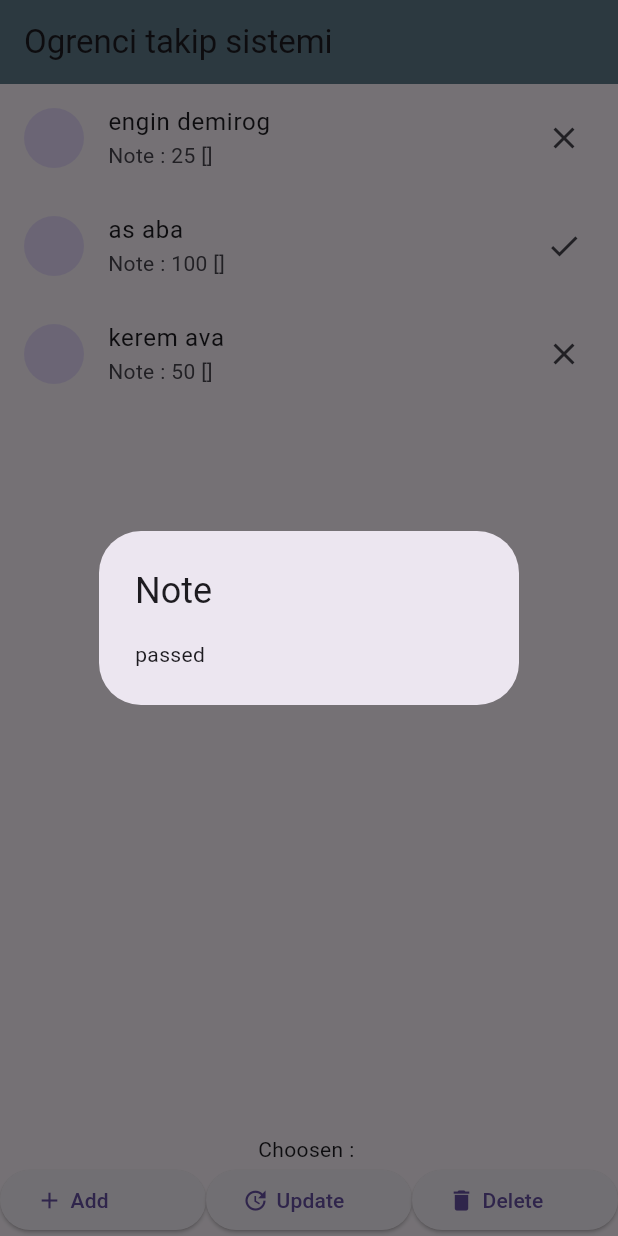
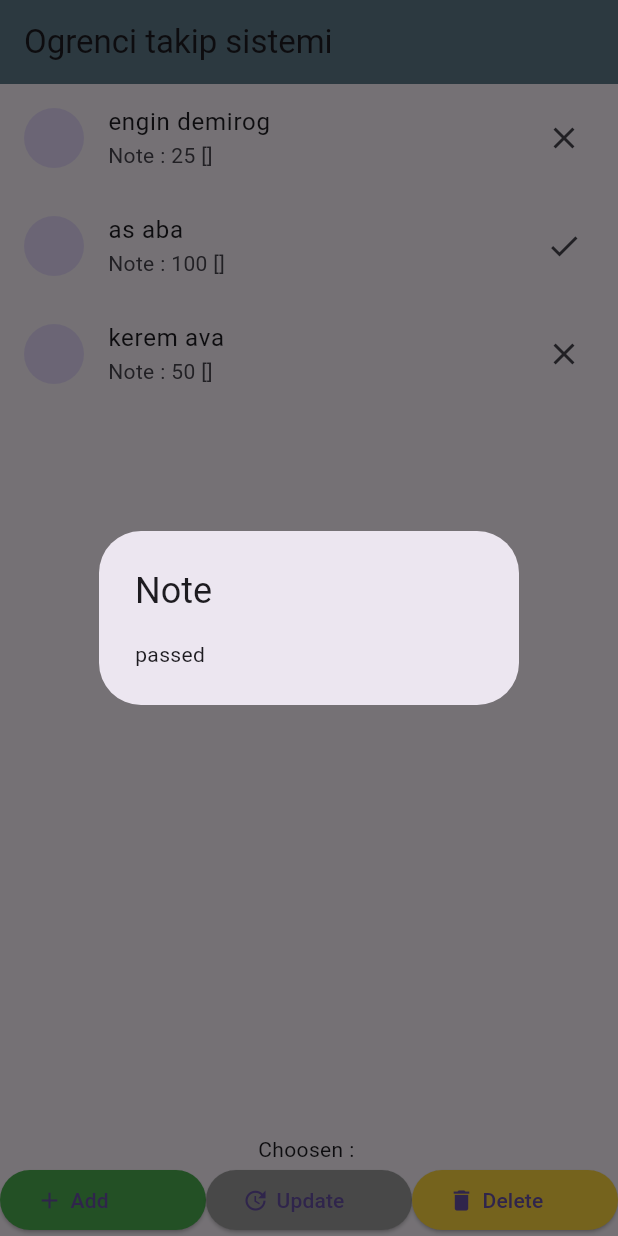
Before and after one commit to huseyinsaht/flutter, a Flutter app: the screen it shows after launch, item 2 of the bottom bar chosen, on a phone screen of 412 x 824 dp. Run offline on Flutter 3.47's test engine with Material 3 defaults, Android fonts, the phone set to English and light mode, and no system bars; network calls fail.

Commit message:
color on elevated button

```diff
--- a/lib/main.dart
+++ b/lib/main.dart
@@ -89,53 +89,65 @@ class _MyAppState extends State<MyApp> {
                 fit: FlexFit.tight,
                 flex: 1,
                 child: ElevatedButton(
+                  style: ElevatedButton.styleFrom(
+                    backgroundColor: Colors.green,
+                  ),
+                  child: Row(
+                    children: [
+                      Icon(Icons.add), //
+                      SizedBox(
+                        width: 5,
+                      ),
+                      Text("Add"), //
+                    ],
+                  ),
                   onPressed: () {
                     var mesaj = sinavhesapla(85);
                     mesajGoster(context, mesaj);
                   },
-                    child: Row(
-                      children: [
-                        Icon(Icons.add),
-                        SizedBox(
-                          width: 5,
-                        ),
-                        Text("Add"),
-                      ],
-                    ))),
+                )),
             Flexible(
                 fit: FlexFit.tight,
                 flex: 1,
                 child: ElevatedButton(
+                  style: ElevatedButton.styleFrom(
+                    backgroundColor: Colors.grey,
+                  ),
+                  child: Row(
+                    children: [
+                      Icon(Icons.update), //
+                      SizedBox(
+                        width: 5,
+                      ),
+                      Text("Update"), //
+                    ],
+                  ),
                   onPressed: () {
                     var mesaj = sinavhesapla(85);
                     mesajGoster(context, mesaj);
                   },
-                    child: Row(
-                      children: [
-                        Icon(Icons.update),
-                        SizedBox(
-                          width: 5,
-                        ),
-                        Text("Update"),
-                      ],
-                    ))),
+                )),
             Flexible(
                 fit: FlexFit.tight,
                 flex: 1,
                 child: ElevatedButton(
+                  style: ElevatedButton.styleFrom(
+                    backgroundColor: Colors.amberAccent,
+                  ),
+                  child: Row(
+                    children: [
+                      Icon(Icons.delete), //
+                      SizedBox(
+                        width: 5,
+                      ),
+                      Text("Delete"), //
+                    ],
+                  ),
                   onPressed: () {
                     var mesaj = sinavhesapla(85);
                     mesajGoster(context, mesaj);
                   },
-                    child: Row(
-                      children: [
-                        Icon(Icons.delete),
-                        SizedBox(
-                          width: 5,
-                        ),
-                        Text("Delete"),
-                      ],
-                    )))
+                ))
           ],
         )
       ],
```
Lines whose indentation alone changed are shown as unchanged.
